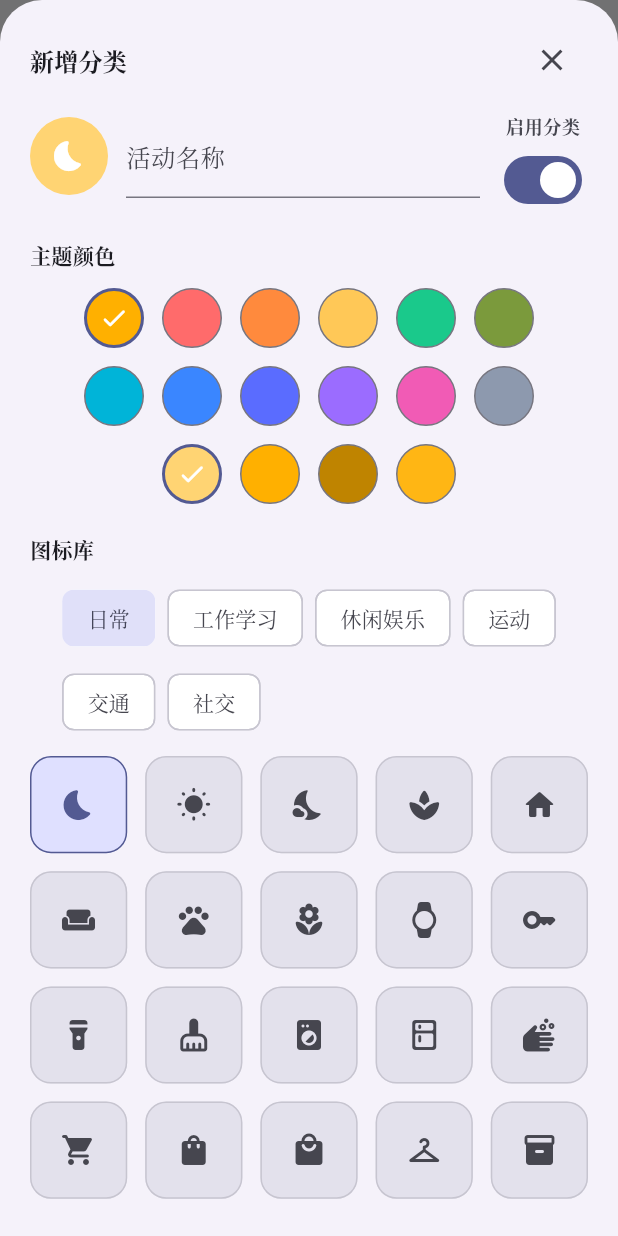
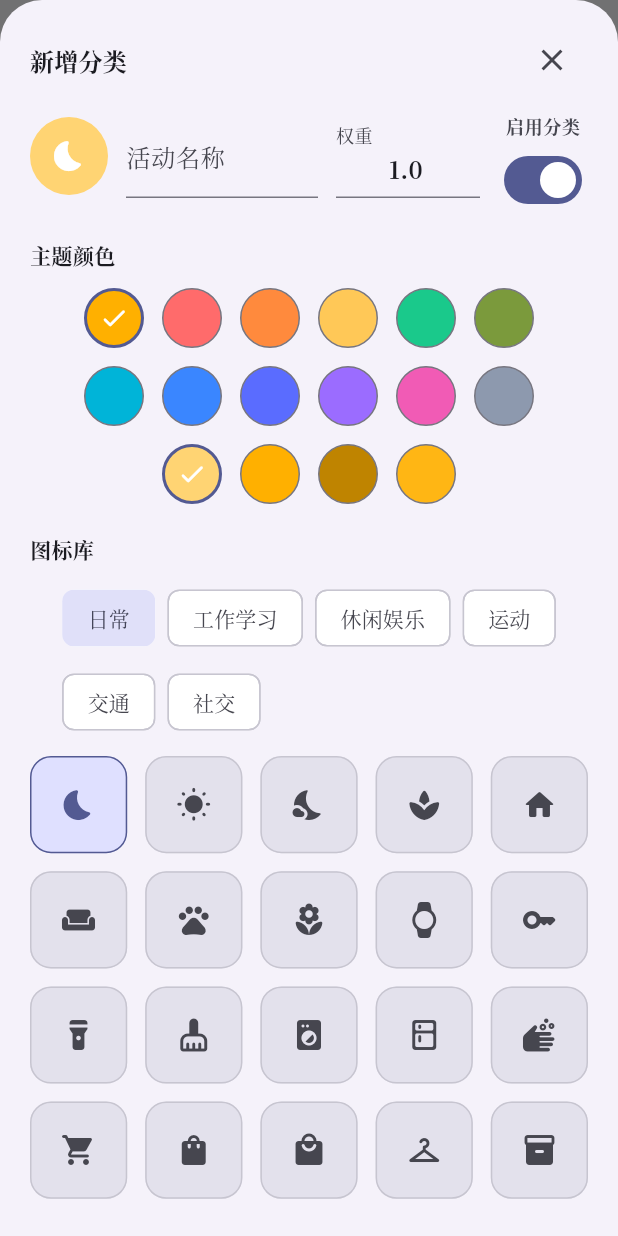
Before and after one commit to IcedVodka/Amber, a Flutter app: the CategoriesPage widget shown alone on an empty page, opened directly, after a tap on the "add" icon, on a phone screen of 412 x 824 dp. Run offline on Flutter 3.47's test engine with Material 3 defaults, Android fonts, the phone set to English and light mode, and no system bars; our stand-ins replace flutter_riverpod, go_router, reorderable_grid_view.

Commit message:
加一个字段和分类管理优化了一下

```diff
--- a/lib/core/services/file_service.dart
+++ b/lib/core/services/file_service.dart
@@ -6,7 +6,7 @@ import 'package:path_provider/path_provider.dart';
 class FileService {
   Future<Directory> _resolveBaseDir() async {
     final dir = await getApplicationDocumentsDirectory();
-    print('Documents dir: ${dir.path}');
+    // print('Documents dir: ${dir.path}');
     final baseDir = Directory('${dir.path}/atimelog2');
     if (!await baseDir.exists()) {
       await baseDir.create(recursive: true);
--- a/lib/features/activity/views/widgets/timer_header.dart
+++ b/lib/features/activity/views/widgets/timer_header.dart
@@ -17,14 +17,14 @@ class TimerHeader extends StatelessWidget {
           crossAxisAlignment: CrossAxisAlignment.start,
           children: [
             Text(
-              '今天',
+              formatFullDate(now),
               style: textTheme.headlineSmall?.copyWith(
                 fontWeight: FontWeight.w700,
               ),
             ),
             const SizedBox(height: 4),
             Text(
-              formatDateTitle(now),
+              formatWeekday(now),
               style: textTheme.bodyMedium?.copyWith(
                 color: Theme.of(context).colorScheme.onSurfaceVariant,
               ),
@@ -33,7 +33,7 @@ class TimerHeader extends StatelessWidget {
         ),
         IconButton.filledTonal(
           onPressed: () {},
-          icon: const Icon(Icons.calendar_month),
+          icon: const Icon(Icons.add),
         ),
       ],
     );
--- a/lib/features/categories/models/category.dart
+++ b/lib/features/categories/models/category.dart
@@ -8,6 +8,7 @@ class Category {
     required this.colorHex,
     required this.order,
     required this.enabled,
+    required this.defaultWeight,
   });
 
   final String id;
@@ -16,6 +17,7 @@ class Category {
   final String colorHex;
   final int order;
   final bool enabled;
+  final double defaultWeight;
 
   Color get color => _parseColor(colorHex);
 
@@ -26,6 +28,7 @@ class Category {
     String? colorHex,
     int? order,
     bool? enabled,
+    double? defaultWeight,
   }) {
     return Category(
       id: id ?? this.id,
@@ -34,6 +37,7 @@ class Category {
       colorHex: colorHex ?? this.colorHex,
       order: order ?? this.order,
       enabled: enabled ?? this.enabled,
+      defaultWeight: defaultWeight ?? this.defaultWeight,
     );
   }
 
@@ -45,6 +49,7 @@ class Category {
       colorHex: json['colorHex'] as String,
       order: json['order'] as int,
       enabled: json['enabled'] as bool? ?? true,
+      defaultWeight: (json['defaultWeight'] as num?)?.toDouble() ?? 1.0,
     );
   }
 
@@ -56,6 +61,7 @@ class Category {
       'colorHex': colorHex,
       'order': order,
       'enabled': enabled,
+      'defaultWeight': defaultWeight,
     };
   }
 }
--- a/lib/features/categories/view_models/categories_list_provider.dart
+++ b/lib/features/categories/view_models/categories_list_provider.dart
@@ -56,6 +56,7 @@ class CategoriesListNotifier extends Notifier<CategoriesState> {
     required String iconCode,
     required String colorHex,
     required bool enabled,
+    required double defaultWeight,
   }) async {
     final newItem = Category(
       id: 'cat_${DateTime.now().millisecondsSinceEpoch}',
@@ -64,6 +65,7 @@ class CategoriesListNotifier extends Notifier<CategoriesState> {
       colorHex: colorHex,
       order: _nextOrder(),
       enabled: enabled,
+      defaultWeight: defaultWeight,
     );
     final updated = [...state.items, newItem];
     await _persist(updated);
@@ -75,6 +77,7 @@ class CategoriesListNotifier extends Notifier<CategoriesState> {
     required String iconCode,
     required String colorHex,
     required bool enabled,
+    required double defaultWeight,
   }) async {
     final updated = state.items.map((item) {
       if (item.id != target.id) {
@@ -85,6 +88,7 @@ class CategoriesListNotifier extends Notifier<CategoriesState> {
         iconCode: iconCode,
         colorHex: colorHex,
         enabled: enabled,
+        defaultWeight: defaultWeight,
       );
     }).toList();
     await _persist(updated);
--- a/lib/features/categories/view_models/category_editor_provider.dart
+++ b/lib/features/categories/view_models/category_editor_provider.dart
@@ -15,12 +15,14 @@ class CategoryFormValue {
     required this.iconCode,
     required this.colorHex,
     required this.enabled,
+    required this.defaultWeight,
   });
 
   final String name;
   final String iconCode;
   final String colorHex;
   final bool enabled;
+  final double defaultWeight;
 }
 
 class CategoryEditorState {
@@ -31,6 +33,7 @@ class CategoryEditorState {
     required this.colorSeed,
     required this.colorOption,
     required this.enabled,
+    required this.defaultWeight,
   });
 
   final String name;
@@ -39,6 +42,7 @@ class CategoryEditorState {
   final CategoryColorSeed colorSeed;
   final CategoryColorOption colorOption;
   final bool enabled;
+  final double defaultWeight;
 
   List<CategoryColorSeed> get seeds => categoryColorSeeds;
   List<CategoryIconGroup> get groups => CategoryIconGroup.values;
@@ -52,11 +56,13 @@ class CategoryEditorState {
     if (trimmed.isEmpty) {
       return null;
     }
+    final normalizedWeight = defaultWeight.clamp(0, 1.0).toDouble();
     return CategoryFormValue(
       name: trimmed,
       iconCode: icon.code,
       colorHex: colorOption.hex,
       enabled: enabled,
+      defaultWeight: normalizedWeight,
     );
   }
 
@@ -67,6 +73,7 @@ class CategoryEditorState {
     CategoryColorSeed? colorSeed,
     CategoryColorOption? colorOption,
     bool? enabled,
+    double? defaultWeight,
   }) {
     return CategoryEditorState(
       name: name ?? this.name,
@@ -75,6 +82,7 @@ class CategoryEditorState {
       colorSeed: colorSeed ?? this.colorSeed,
       colorOption: colorOption ?? this.colorOption,
       enabled: enabled ?? this.enabled,
+      defaultWeight: defaultWeight ?? this.defaultWeight,
     );
   }
 }
@@ -93,6 +101,7 @@ class CategoryEditorNotifier
       colorSeed: seed,
       colorOption: colorOption,
       enabled: initial?.enabled ?? true,
+      defaultWeight: initial?.defaultWeight ?? 1.0,
     );
   }
 
@@ -124,4 +133,16 @@ class CategoryEditorNotifier
   void updateEnabled(bool value) {
     state = state.copyWith(enabled: value);
   }
+
+  void updateDefaultWeight(String value) {
+    if (value.isEmpty) {
+      state = state.copyWith(defaultWeight: 0);
+      return;
+    }
+    final parsed = double.tryParse(value);
+    if (parsed == null) {
+      return;
+    }
+    state = state.copyWith(defaultWeight: parsed);
+  }
 }
--- a/lib/features/categories/views/categories_page.dart
+++ b/lib/features/categories/views/categories_page.dart
@@ -50,6 +50,7 @@ class CategoriesPage extends ConsumerWidget {
               iconCode: value.iconCode,
               colorHex: value.colorHex,
               enabled: value.enabled,
+              defaultWeight: value.defaultWeight,
             );
             return;
           }
@@ -59,6 +60,7 @@ class CategoriesPage extends ConsumerWidget {
             iconCode: value.iconCode,
             colorHex: value.colorHex,
             enabled: value.enabled,
+            defaultWeight: value.defaultWeight,
           );
         },
         onDelete: category == null
--- a/lib/features/categories/views/dialogs/category_editor_sheet.dart
+++ b/lib/features/categories/views/dialogs/category_editor_sheet.dart
@@ -41,8 +41,10 @@ class CategoryEditorSheet extends ConsumerWidget {
             icon: state.icon,
             color: state.colorOption,
             enabled: state.enabled,
+            defaultWeight: state.defaultWeight,
             onNameChanged: notifier.updateName,
             onEnabledChanged: notifier.updateEnabled,
+            onDefaultWeightChanged: notifier.updateDefaultWeight,
           ),
           const SizedBox(height: 16),
           const SectionTitle(title: '主题颜色'),
--- a/lib/features/categories/views/widgets/categories_page_grid.dart
+++ b/lib/features/categories/views/widgets/categories_page_grid.dart
@@ -43,6 +43,6 @@ class CategoriesGrid extends StatelessWidget {
 
   int _resolveCrossAxisCount(double extent) {
     final count = (extent / 140).floor();
-    return count < 2 ? 2 : count;
+    return count < 4 ? 4 : count;
   }
 }
--- a/lib/features/categories/views/widgets/category_editor_base.dart
+++ b/lib/features/categories/views/widgets/category_editor_base.dart
@@ -1,4 +1,5 @@
 import 'package:flutter/material.dart';
+import 'package:flutter/services.dart';
 
 import '../../models/category_colors.dart';
 import '../../models/category_icons.dart';
@@ -109,14 +110,18 @@ class EditorNameHeader extends StatelessWidget {
     required this.enabled,
     required this.onNameChanged,
     required this.onEnabledChanged,
+    required this.defaultWeight,
+    required this.onDefaultWeightChanged,
   });
 
   final String name;
   final CategoryIcon icon;
   final CategoryColorOption color;
   final bool enabled;
+  final double defaultWeight;
   final ValueChanged<String> onNameChanged;
   final ValueChanged<bool> onEnabledChanged;
+  final ValueChanged<String> onDefaultWeightChanged;
 
   @override
   Widget build(BuildContext context) {
@@ -130,6 +135,11 @@ class EditorNameHeader extends StatelessWidget {
             color: color,
             onChanged: onNameChanged,
           ),
+        ),
+        const SizedBox(width: 12),
+        WeightInputField(
+          value: defaultWeight,
+          onChanged: onDefaultWeightChanged,
         ),
         const SizedBox(width: 12),
         EnabledSwitch(
@@ -171,6 +181,58 @@ class EnabledSwitch extends StatelessWidget {
       ],
     );
   }
+}
+
+class WeightInputField extends StatelessWidget {
+  const WeightInputField({
+    super.key,
+    required this.value,
+    required this.onChanged,
+  });
+
+  final double value;
+  final ValueChanged<String> onChanged;
+
+  @override
+  Widget build(BuildContext context) {
+    final textTheme = Theme.of(context).textTheme;
+    return SizedBox(
+      width: 96,
+      child: TextFormField(
+        initialValue: _formatWeight(value),
+        decoration: const InputDecoration(
+          labelText: '权重',
+          hintText: '0-1.0',
+          border: UnderlineInputBorder(),
+        ),
+        style: textTheme.titleMedium?.copyWith(fontWeight: FontWeight.w600),
+        keyboardType: const TextInputType.numberWithOptions(decimal: true),
+        inputFormatters: [_weightInputFormatter],
+        textAlign: TextAlign.center,
+        onChanged: onChanged,
+      ),
+    );
+  }
+}
+
+final TextInputFormatter _weightInputFormatter =
+    TextInputFormatter.withFunction((oldValue, newValue) {
+  final text = newValue.text;
+  if (text.isEmpty) {
+    return newValue;
+  }
+  final parsed = double.tryParse(text);
+  if (parsed == null) {
+    return oldValue;
+  }
+  if (parsed < 0 || parsed > 1.0) {
+    return oldValue;
+  }
+  return newValue;
+});
+
+String _formatWeight(double value) {
+  return value.toString();
 }
 
 class SectionTitle extends StatelessWidget {
```
Also changed, not shown: lib/core/utils/date_utils.dart (+6 -2 lines), lib/features/categories/repositories/category_repository.dart (+31 -62 lines), lib/features/categories/views/widgets/categories_page_item_tile.dart (+98 -16 lines), 1 other file.
